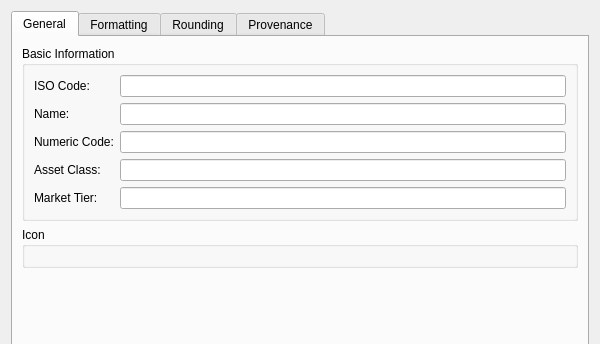
The window that projects/ores.qt/ui/CurrencyDetailDialog.ui (OreStudio/OreStudio) describes before a commit, drawn with Qt 5; both pictures show x 0 to 600 and y 0 to 344 of the 600 by 500 pixel window.
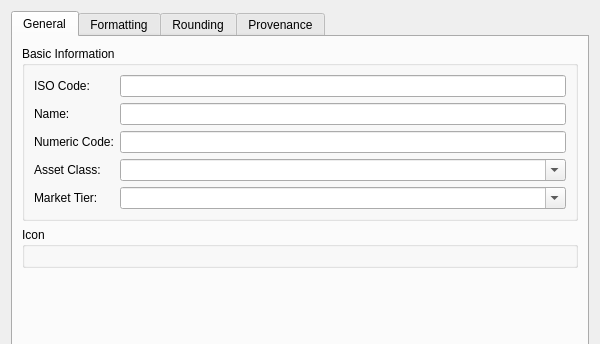
The same window after the commit. Custom widgets are drawn as their Qt base class.

Commit message:
[qt] Replace asset class and market tier free-text with combo boxes
Replace QLineEdit assetClassEdit/marketTierEdit with QComboBox
assetClassCombo/marketTierCombo in CurrencyDetailDialog. Combos are
populated async from the server on connection, with per-item tooltips
showing descriptions, sorted by display_order. Add toolbar buttons
for Asset Classes and Market Tiers (relayed through CurrencyController
to open the respective list windows).

Patch:
```diff
--- a/projects/ores.qt/ui/CurrencyDetailDialog.ui
+++ b/projects/ores.qt/ui/CurrencyDetailDialog.ui
@@ -80,7 +80,14 @@
            </widget>
           </item>
           <item row="3" column="1">
-           <widget class="QLineEdit" name="assetClassEdit"/>
+           <widget class="QComboBox" name="assetClassCombo">
+            <property name="editable">
+             <bool>true</bool>
+            </property>
+            <property name="insertPolicy">
+             <enum>QComboBox::NoInsert</enum>
+            </property>
+           </widget>
           </item>
           <item row="4" column="0">
            <widget class="QLabel" name="labelMarketTier">
@@ -90,7 +97,14 @@
            </widget>
           </item>
           <item row="4" column="1">
-           <widget class="QLineEdit" name="marketTierEdit"/>
+           <widget class="QComboBox" name="marketTierCombo">
+            <property name="editable">
+             <bool>true</bool>
+            </property>
+            <property name="insertPolicy">
+             <enum>QComboBox::NoInsert</enum>
+            </property>
+           </widget>
           </item>
          </layout>
         </widget>
```
The commit also changes 3 other files.
